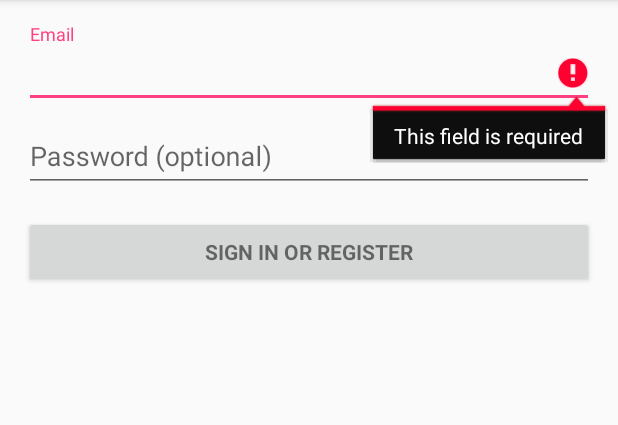
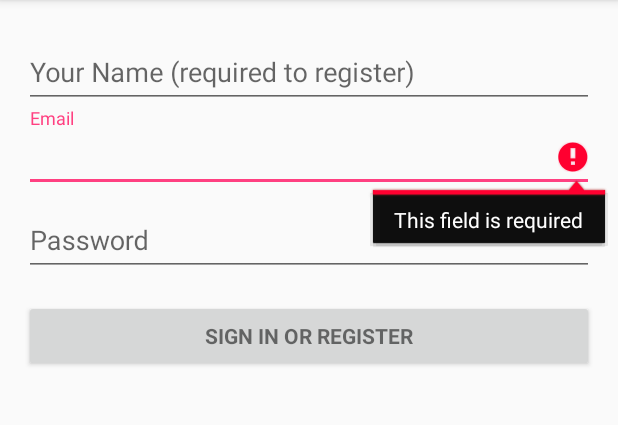
Before and after one commit to EddyIonescu/HackTogether, an Android app: the screen it shows after launch (LoginActivity), after a tap on "SIGN IN OR REGISTER", on a phone screen of 412 x 824 dp, the part 84-509 px from its top. Run offline under Robolectric (Android 15) with nearby library versions, the phone set to English and light mode, and no system bars; libraries missing offline, so code that uses them is left out: com.parse; 2 statements that could not run were skipped.

Commit message:
Finished Login Screen Logic Added Username field

```diff
--- a/app/build.gradle
+++ b/app/build.gradle
@@ -24,4 +24,6 @@ dependencies {
     testCompile 'junit:junit:4.12'
     compile 'com.android.support:appcompat-v7:23.1.1'
     compile 'com.android.support:design:23.1.1'
+    compile 'com.parse.bolts:bolts-android:1.+'
+    compile 'com.parse:parse-android:1.+'
 }
--- a/app/src/main/java/com/hacktogether/hacktogether/LoginActivity.java
+++ b/app/src/main/java/com/hacktogether/hacktogether/LoginActivity.java
@@ -3,6 +3,7 @@ package com.hacktogether.hacktogether;
 import android.animation.Animator;
 import android.animation.AnimatorListenerAdapter;
 import android.annotation.TargetApi;
+import android.app.AlertDialog;
 import android.app.LoaderManager.LoaderCallbacks;
 import android.content.CursorLoader;
 import android.content.Loader;
@@ -17,15 +18,15 @@ import android.support.annotation.NonNull;
 import android.support.design.widget.Snackbar;
 import android.support.v7.app.AppCompatActivity;
 import android.text.TextUtils;
-import android.view.KeyEvent;
 import android.view.View;
 import android.view.View.OnClickListener;
-import android.view.inputmethod.EditorInfo;
 import android.widget.ArrayAdapter;
 import android.widget.AutoCompleteTextView;
 import android.widget.Button;
 import android.widget.EditText;
-import android.widget.TextView;
+
+import com.parse.ParseException;
+import com.parse.ParseUser;
 
 import java.util.ArrayList;
 import java.util.List;
@@ -43,32 +44,30 @@ public class LoginActivity extends AppCompatActivity implements LoaderCallbacks<
     private static final int REQUEST_READ_CONTACTS = 0;
 
     /**
-     * A dummy authentication store containing known user names and passwords.
-     * TODO: remove after connecting to a real authentication system.
-     */
-    private static final String[] DUMMY_CREDENTIALS = new String[]{
-            "foo@example.com:hello", "bar@example.com:world"
-    };
-    /**
      * Keep track of the login task to ensure we can cancel it if requested.
      */
     private UserLoginTask mAuthTask = null;
 
     // UI references.
+    private EditText mUsernameView;
     private AutoCompleteTextView mEmailView;
     private EditText mPasswordView;
     private View mProgressView;
     private View mLoginFormView;
+
+    public ParseUser user;
 
     @Override
     protected void onCreate(Bundle savedInstanceState) {
         super.onCreate(savedInstanceState);
         setContentView(R.layout.activity_login);
         // Set up the login form.
+        mUsernameView = (EditText) findViewById(R.id.username);
         mEmailView = (AutoCompleteTextView) findViewById(R.id.email);
         populateAutoComplete();
 
         mPasswordView = (EditText) findViewById(R.id.password);
+        /*
         mPasswordView.setOnEditorActionListener(new TextView.OnEditorActionListener() {
             @Override
             public boolean onEditorAction(TextView textView, int id, KeyEvent keyEvent) {
@@ -79,7 +78,7 @@ public class LoginActivity extends AppCompatActivity implements LoaderCallbacks<
                 return false;
             }
         });
-
+        */
         Button mEmailSignInButton = (Button) findViewById(R.id.email_sign_in_button);
         mEmailSignInButton.setOnClickListener(new OnClickListener() {
             @Override
@@ -147,10 +146,12 @@ public class LoginActivity extends AppCompatActivity implements LoaderCallbacks<
         }
 
         // Reset errors.
+        mUsernameView.setError(null);
         mEmailView.setError(null);
         mPasswordView.setError(null);
 
         // Store values at the time of the login attempt.
+        String username = mUsernameView.getText().toString();
         String email = mEmailView.getText().toString();
         String password = mPasswordView.getText().toString();
 
@@ -183,7 +184,7 @@ public class LoginActivity extends AppCompatActivity implements LoaderCallbacks<
             // Show a progress spinner, and kick off a background task to
             // perform the user login attempt.
             showProgress(true);
-            mAuthTask = new UserLoginTask(email, password);
+            mAuthTask = new UserLoginTask(username, email, password);
             mAuthTask.execute((Void) null);
         }
     }
@@ -294,10 +295,12 @@ public class LoginActivity extends AppCompatActivity implements LoaderCallbacks<
      */
     public class UserLoginTask extends AsyncTask<Void, Void, Boolean> {
 
+        private final String mUserName;
         private final String mEmail;
         private final String mPassword;
 
-        UserLoginTask(String email, String password) {
+        UserLoginTask(String username, String email, String password) {
+            mUserName = username;
             mEmail = email;
             mPassword = password;
         }
@@ -307,21 +310,35 @@ public class LoginActivity extends AppCompatActivity implements LoaderCallbacks<
             // TODO: attempt authentication against a network service.
 
             try {
-                // Simulate network access.
-                Thread.sleep(2000);
-            } catch (InterruptedException e) {
-                return false;
+                user = ParseUser.logIn(mEmail, mPassword);
+                //...next
+            }
+            catch (ParseException e){
+                if(e.getCode()==205){ //email doesn't exist
+                    // TODO: register the new account here.
+                    user = new ParseUser();
+                    user.setUsername(mUserName);
+                    user.setEmail(mEmail);
+                    user.setPassword(mPassword);
+                    user.saveInBackground();
+                    //next...
+                }
+                else{
+                    new AlertDialog.Builder(LoginActivity.this)
+                            .setTitle("Invalid Credentials")
+                            .setMessage("Incorrect username/password. Please try again")
+                            .setIcon(android.R.drawable.ic_dialog_alert)
+                            .show();
+                }
+            }
+            catch (Exception e){
+                new AlertDialog.Builder(LoginActivity.this)
+                        .setTitle("Error")
+                        .setMessage("Sorry, something went wrong")
+                        .setIcon(android.R.drawable.ic_dialog_alert)
+                        .show();
             }
 
-            for (String credential : DUMMY_CREDENTIALS) {
-                String[] pieces = credential.split(":");
-                if (pieces[0].equals(mEmail)) {
-                    // Account exists, return true if the password matches.
-                    return pieces[1].equals(mPassword);
-                }
-            }
-
-            // TODO: register the new account here.
             return true;
         }
 
--- a/app/src/main/res/layout/activity_login.xml
+++ b/app/src/main/res/layout/activity_login.xml
@@ -29,6 +29,20 @@
             android:layout_width="match_parent"
             android:layout_height="wrap_content"
             android:orientation="vertical">
+            <android.support.design.widget.TextInputLayout
+                android:layout_width="match_parent"
+                android:layout_height="wrap_content">
+
+                <AutoCompleteTextView
+                    android:id="@+id/username"
+                    android:layout_width="match_parent"
+                    android:layout_height="wrap_content"
+                    android:hint="@string/prompt_username"
+                    android:inputType="textPersonName"
+                    android:maxLines="1"
+                    android:singleLine="true" />
+
+            </android.support.design.widget.TextInputLayout>
 
             <android.support.design.widget.TextInputLayout
                 android:layout_width="match_parent"
--- a/app/src/main/res/values/strings.xml
+++ b/app/src/main/res/values/strings.xml
@@ -2,8 +2,9 @@
     <string name="app_name">HackTogether</string>
 
     <!-- Strings related to login -->
+    <string name="prompt_username">Your Name (required to register)</string>
     <string name="prompt_email">Email</string>
-    <string name="prompt_password">Password (optional)</string>
+    <string name="prompt_password">Password</string>
     <string name="action_sign_in">Sign in or register</string>
     <string name="action_sign_in_short">Sign in</string>
     <string name="error_invalid_email">This email address is invalid</string>
```
Also changed, not shown: app/src/main/AndroidManifest.xml (+8 -1 lines).
